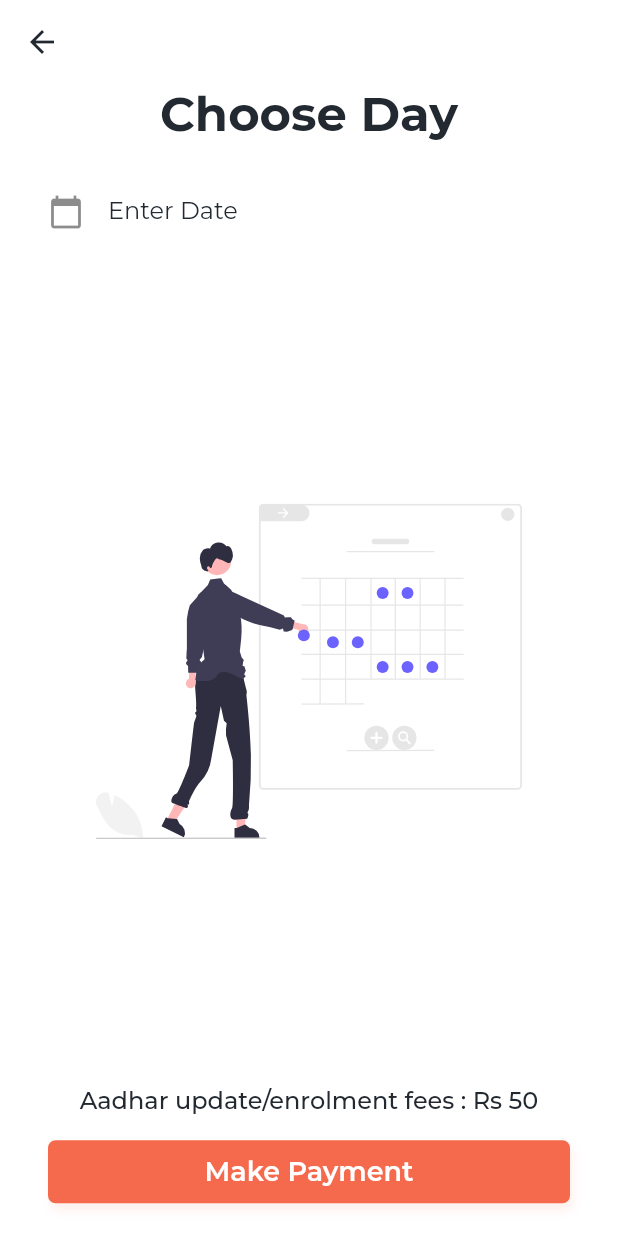
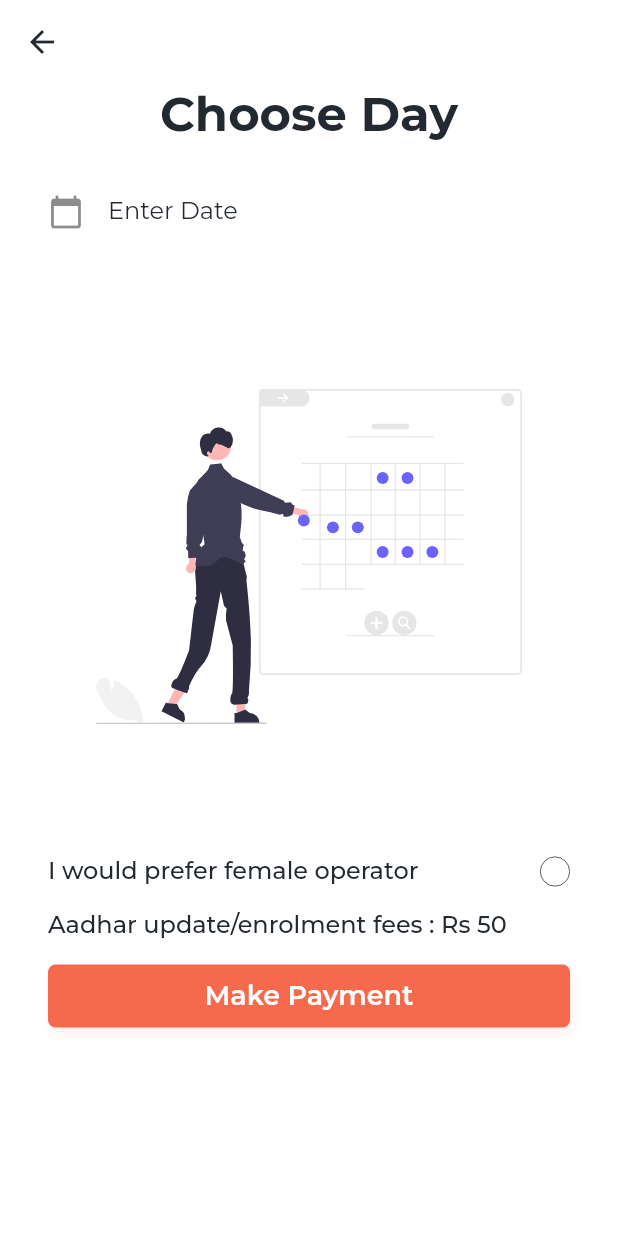
Before and after one commit to TheLameOne/meri_id, a Flutter app: the ChooseTimeSlot screen opened directly with empty values, on a phone screen of 412 x 824 dp. Run offline on Flutter 3.47's test engine with Material 2 defaults, Android fonts, the phone set to English and light mode, and no system bars; our stand-ins replace dropdown_button2, firebase_core, firebase_storage, flutter_html, flutter_svg, fluttertoast and 9 more; missing offline and left inert: dart:ffi, flutter_google_places, flutter_polyline_points, google_api_headers, google_maps_webservice, kommunicate_flutter and 1 more; accounts and stored records are empty.

Commit message:
we can do it

```diff
--- a/lib/model/Booking.dart
+++ b/lib/model/Booking.dart
@@ -7,6 +7,6 @@ class Booking {
   late String? slot_date;
   late List<Friends>? friends;
   late Payment? payment;
-
-  Booking({this.address, this.slot_date, this.friends, this.payment});
+  late String preference="male";
+  Booking({this.address, this.slot_date, this.friends, this.payment , this.preference = "male"});
 }
--- a/lib/presentation/TabPages/Add.dart
+++ b/lib/presentation/TabPages/Add.dart
@@ -4,8 +4,6 @@ import 'package:meri_id/model/Booking.dart';
 import 'package:meri_id/model/Friends.dart';
 import 'package:meri_id/presentation/custom/CustomButton.dart';
 import 'package:meri_id/presentation/custom/CustomTextField.dart';
-import 'package:meri_id/presentation/features/ChooseAddress.dart';
-import 'package:meri_id/presentation/features/ChooseTimeSlot.dart';
 import 'package:meri_id/presentation/features/Places.dart';
 import 'package:meri_id/services/widgets/CustomText.dart';
 
--- a/lib/presentation/features/ChooseTimeSlot.dart
+++ b/lib/presentation/features/ChooseTimeSlot.dart
@@ -3,12 +3,10 @@ import 'dart:convert';
 import 'package:flutter/material.dart';
 import 'package:flutter/services.dart';
 import 'package:flutter_svg/svg.dart';
-import 'package:fluttertoast/fluttertoast.dart';
 import 'package:google_fonts/google_fonts.dart';
 import 'package:meri_id/model/Booking.dart';
 import 'package:meri_id/model/Payment.dart';
 import 'package:meri_id/presentation/custom/CustomButton.dart';
-import 'package:meri_id/presentation/custom/CustomTextField.dart';
 import 'package:meri_id/presentation/features/QRpage.dart';
 import 'package:meri_id/services/widgets/CustomText.dart';
 import 'package:meri_id/utils/styles.dart';
@@ -217,12 +215,57 @@ class _ChooseTimeSlotState extends State<ChooseTimeSlot> {
                               }),
                         ],
                       ),
+
                       Padding(
                         padding: const EdgeInsets.symmetric(horizontal: 32),
-                        child: SvgPicture.asset('assets/images/date.svg'),
+                        child: SizedBox(
+                          height: 400,
+                          child: SvgPicture.asset('assets/images/date.svg')),
                       ),
-                      CustomText.smallText(
-                          "Aadhar update/enrolment fees : Rs 50"),
+
+          Row(
+            mainAxisAlignment: MainAxisAlignment.spaceBetween,
+            children: [
+              CustomText.smallText("I would prefer female operator"),
+              InkWell(
+            onTap: () {
+              setState(() {
+                if(widget.booking.preference == "male")
+               widget.booking.preference = "female";
+               else
+                  widget.booking.preference = "male";
+              });
+            },
+                child: Container(
+                    padding: const EdgeInsets.all(2),
+                    margin: const EdgeInsets.only(left: 10),
+                    height: 20,
+                    width: 20,
+                    decoration: BoxDecoration(
+                        border: Border.all(color: Styles.blackColor, width: .5),
+                        borderRadius: BorderRadius.circular(50)),
+                    child: Container(
+                      decoration: BoxDecoration(
+                          color: (widget.booking.preference == "female")
+                              ? Styles.redColor
+                              : Styles.backgroundColor,
+                          borderRadius: BorderRadius.circular(50)),
+                    )),
+              )
+            ],
+          ),
+           const SizedBox(
+                        height: 16,
+                      ),
+
+
+                      Row(
+                        mainAxisAlignment: MainAxisAlignment.start,
+                        children: [
+                          CustomText.smallText(
+                              "Aadhar update/enrolment fees : Rs 50"),
+                        ],
+                      ),
                       const SizedBox(
                         height: 16,
                       ),
--- a/lib/services/ApiService.dart
+++ b/lib/services/ApiService.dart
@@ -179,6 +179,7 @@ class ApiService {
         'longitude': booking.address?.longitude
       },
       'slot_date': booking.slot_date,
+      'preference' : booking.preference,
       'friends': [
         {
           'name': booking.friends?[0].name,
```
